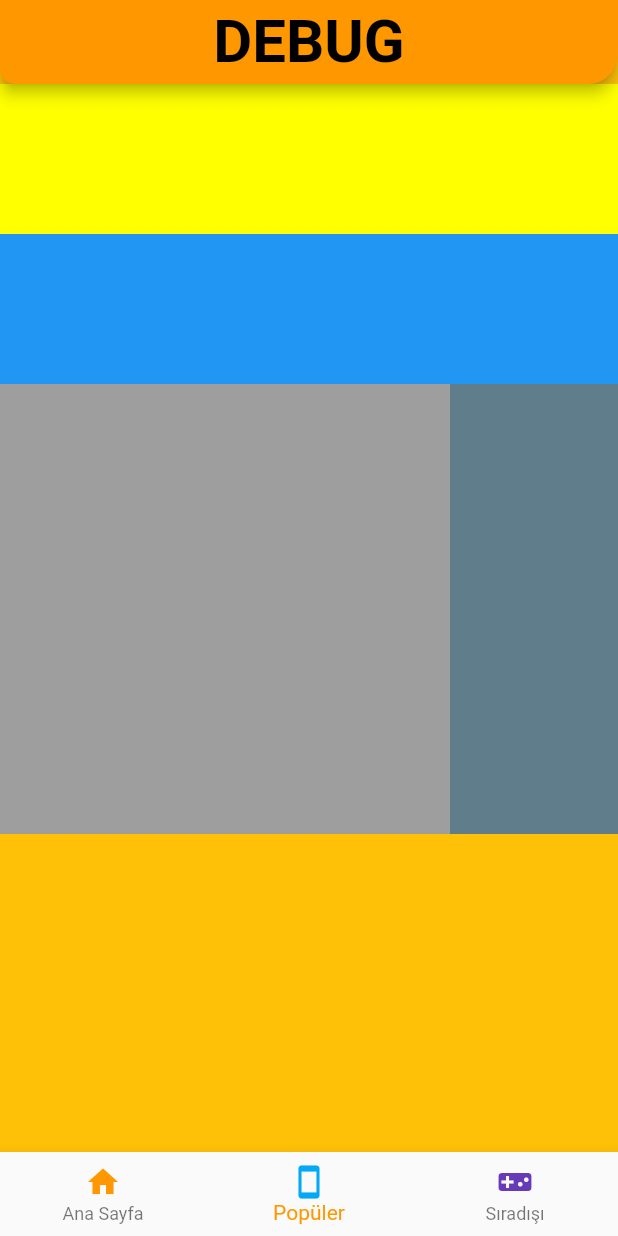
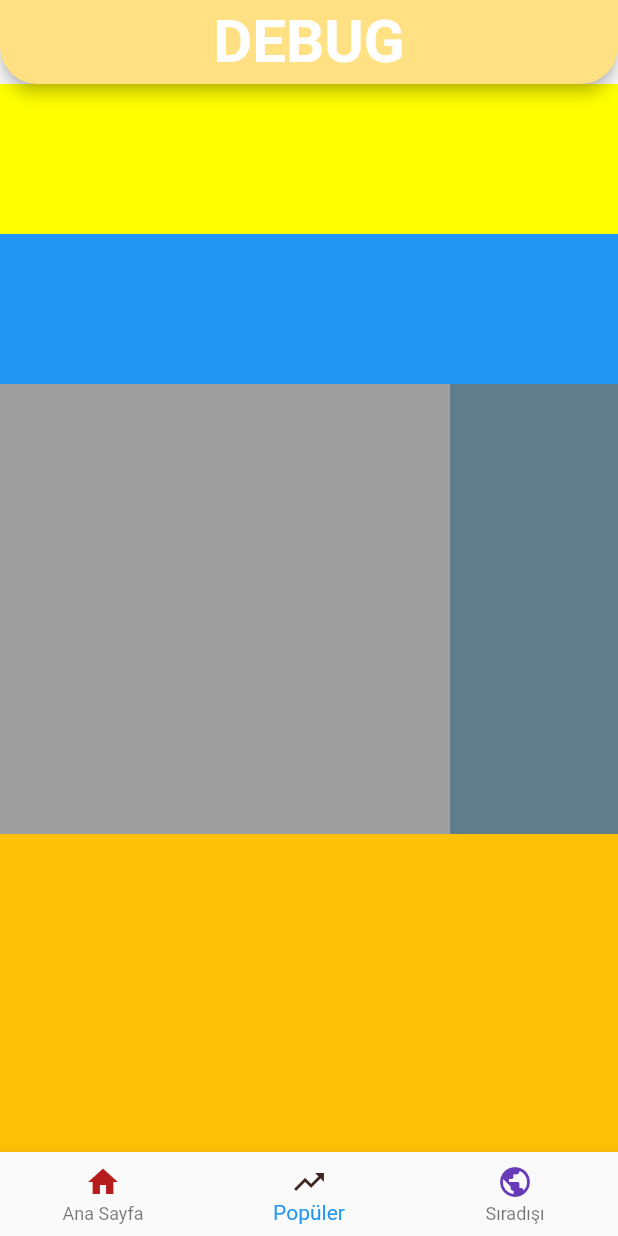
Before and after one commit to alperennbulutt/debug, a Flutter app: the screen it shows after launch, item 2 of the bottom bar chosen, on a phone screen of 412 x 824 dp. Run offline on Flutter 3.47's test engine with Material 2 defaults, Android fonts, the phone set to English and light mode, and no system bars; our stand-ins replace cloud_firestore, firebase_core; missing offline and left inert: loading_animations; accounts and stored records are empty.

```diff
--- a/lib/main.dart
+++ b/lib/main.dart
@@ -34,25 +34,19 @@ class UygulamaSayfasi extends State<MyApp> {
   Widget build(BuildContext context) {
     return MaterialApp(
       debugShowCheckedModeBanner: false, //debug yazısını kaldırmak için
-      title: "TEKNOLOJI",
-      theme: ThemeData(
-        primarySwatch: Colors.orange,
-      ),
+
       home: Scaffold(
-        backgroundColor: Colors.amber,
         appBar: AppBar(
+          backgroundColor: Colors.amber[200],
           shape: RoundedRectangleBorder(
             borderRadius: BorderRadius.only(
-                bottomLeft: Radius.circular(10),
-                bottomRight: Radius.circular(20)),
+                bottomLeft: Radius.circular(25),
+                bottomRight: Radius.circular(25)),
           ),
           title: Center(
             child: Text(
               'DEBUG',
-              style: TextStyle(
-                  fontSize: 40,
-                  color: Colors.black,
-                  fontWeight: FontWeight.bold),
+              style: TextStyle(fontSize: 40, fontWeight: FontWeight.bold),
             ),
           ),
         ),
@@ -68,28 +62,25 @@ class UygulamaSayfasi extends State<MyApp> {
             BottomNavigationBarItem(
               icon: Icon(
                 Icons.home,
-                color: Colors.orange,
+                color: Colors.red[900],
               ),
               // ignore: deprecated_member_use
               title: Text(
                 'Ana Sayfa',
-                style: TextStyle(color: Colors.orange),
+                style: TextStyle(color: Colors.red[900]),
+              ),
+            ),
+            BottomNavigationBarItem(
+              icon: Icon(Icons.trending_up, color: Colors.brown[900]),
+              // ignore: deprecated_member_use
+              title: Text(
+                'Popüler',
+                style: TextStyle(color: Colors.brown[900]),
               ),
             ),
             BottomNavigationBarItem(
               icon: Icon(
-                Icons.smartphone,
-                color: Colors.lightBlue,
-              ),
-              // ignore: deprecated_member_use
-              title: Text(
-                'Popüler',
-                style: TextStyle(color: Colors.lightBlue),
-              ),
-            ),
-            BottomNavigationBarItem(
-              icon: Icon(
-                Icons.videogame_asset,
+                Icons.public,
                 color: Colors.deepPurple,
               ),
               // ignore: deprecated_member_use
--- a/pubspec.yaml
+++ b/pubspec.yaml
@@ -1,5 +1,5 @@
 name: debug
-description: A new Flutter project.
+description: Teknoloji ve hayata dair haberler.
 
 # The following line prevents the package from being accidentally published to
 # pub.dev using `pub publish`. This is preferred for private packages.
```
Also changed, not shown: lib/detailPages/firstpagedetail.dart (+60 -30 lines), lib/firstpage.dart (+28 -7 lines), lib/thirdpage.dart (+4 -19 lines), pubspec.lock, 4 other files.
